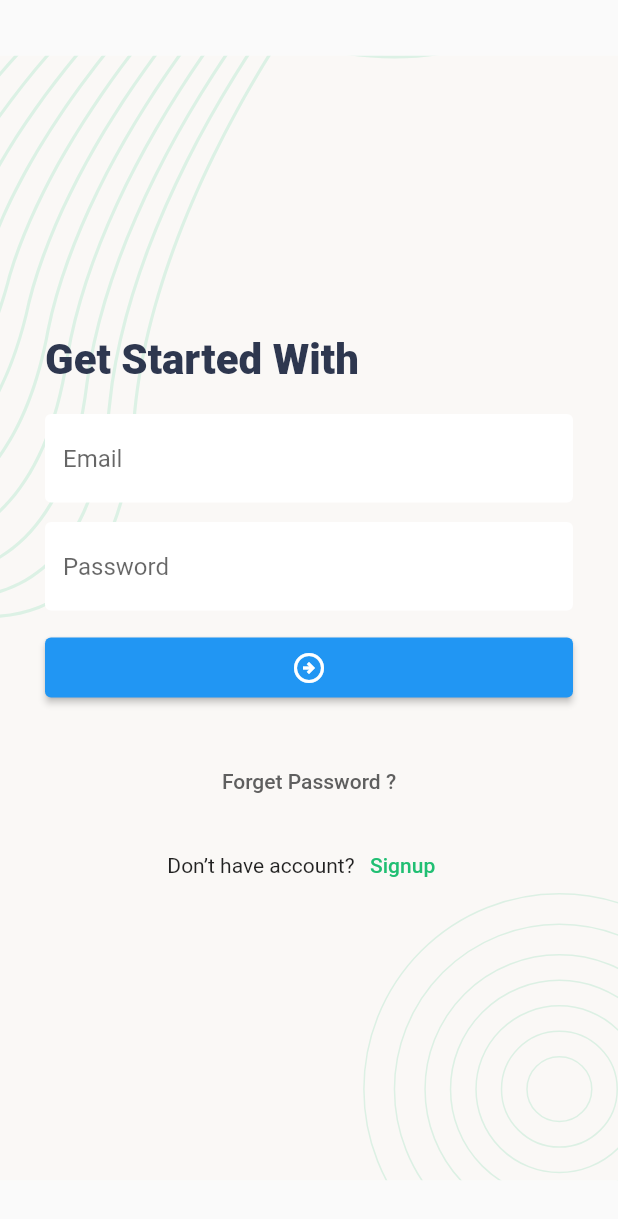
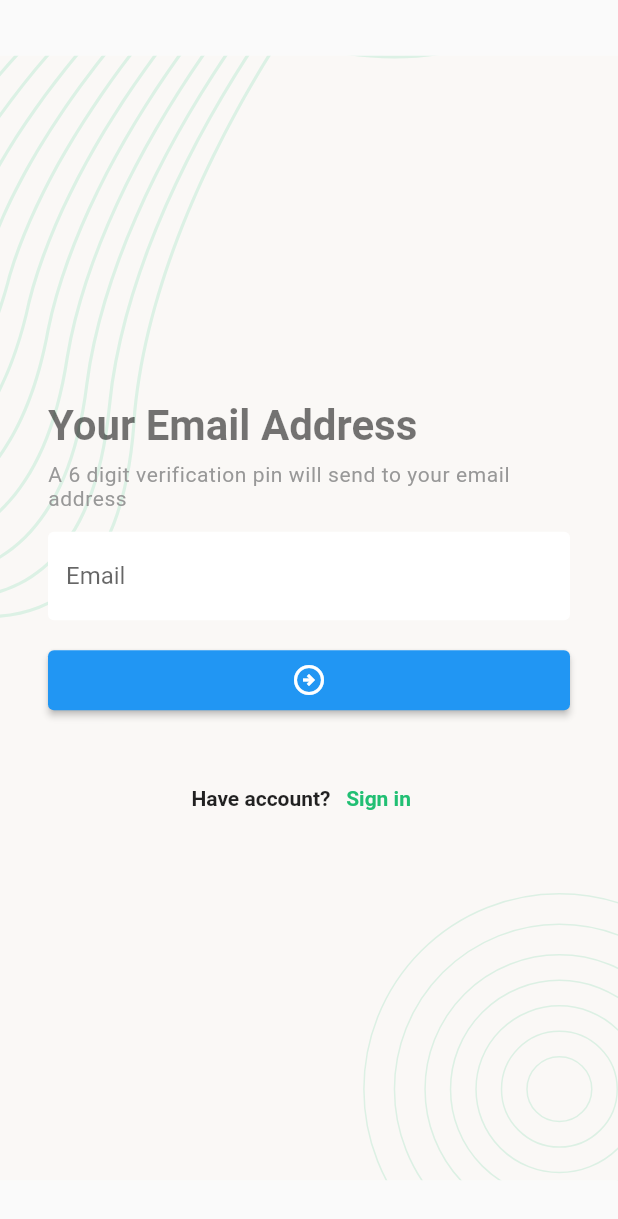
Before and after one commit to AbuRasel9/Task-Manager-2, a Flutter app: the screen it shows after launch, after a tap on "Forget Password ?", on a phone screen of 412 x 824 dp. Shown: the top 1219 px of the screen. Run offline on Flutter 3.47's test engine with Material 2 defaults, Android fonts, the phone set to English and light mode, and no system bars; our stand-ins replace flutter_svg, get.

Commit message:
forget password screen ui done

```diff
--- /dev/null
+++ b/lib/screens/forget_password_screen.dart
@@ -0,0 +1,72 @@
+import 'package:flutter/material.dart';
+import 'package:untitled1/wdgets/background_image.dart';
+import 'package:untitled1/wdgets/bottom_text.dart';
+import 'package:untitled1/wdgets/reuseable_elevated_button.dart';
+import 'package:untitled1/wdgets/text_feild_style.dart';
+import 'package:untitled1/wdgets/text_style.dart';
+
+class ForgetPasswordScreen extends StatefulWidget {
+  const ForgetPasswordScreen({super.key});
+
+  @override
+  State<ForgetPasswordScreen> createState() => _ForgetPasswordScreenState();
+}
+
+class _ForgetPasswordScreenState extends State<ForgetPasswordScreen> {
+  TextEditingController emailController = TextEditingController();
+
+  @override
+  Widget build(BuildContext context) {
+    return Scaffold(
+      body: BackgroundImage(
+          child: SafeArea(
+        child: Padding(
+          padding: const EdgeInsets.all(32.0),
+          child: Form(
+            child: Column(
+              mainAxisAlignment: MainAxisAlignment.center,
+              crossAxisAlignment: CrossAxisAlignment.start,
+              children: [
+                //heading for forget password screen
+                Text(
+                  "Your Email Address",
+                  style: titleTextStyle,
+                ),
+                const SizedBox(
+                  height: 8,
+                ),
+                Text(
+                    "A 6 digit verification pin will send to your email address",
+                    style: subtitleTextStyle),
+                const SizedBox(
+                  height: 14,
+                ),
+                TextFormField(
+                  controller: emailController,
+
+                  //textFeild decoration using reuseable widget
+                  decoration: textFeildStyle("Email"),
+                ),
+                const SizedBox(
+                  height: 20,
+                ),
+                ReuseableElevatedButton(onTap: () {}),
+                const SizedBox(
+                  height: 35,
+                ),
+                //bottom text reuseable text
+                BottomText(
+                  //signin button ontap
+                    onTap: () {Navigator.pop(context);},
+                    //button text
+                    buttonText: "Sign in",
+                    //signin button previous text
+                    firstText: "Have account?")
+              ],
+            ),
+          ),
+        ),
+      )),
+    );
+  }
+}
--- a/lib/screens/login_screen.dart
+++ b/lib/screens/login_screen.dart
@@ -1,7 +1,12 @@
 import 'package:flutter/material.dart';
 import 'package:flutter_svg/flutter_svg.dart';
-
-import '../wdget/background_image.dart';
+import 'package:get/get.dart';
+import 'package:untitled1/screens/forget_password_screen.dart';
+import 'package:untitled1/wdgets/background_image.dart';
+import 'package:untitled1/wdgets/bottom_text.dart';
+import 'package:untitled1/wdgets/reuseable_elevated_button.dart';
+import 'package:untitled1/wdgets/text_feild_style.dart';
+import 'package:untitled1/wdgets/text_style.dart';
 
 class LoginScreen extends StatefulWidget {
   const LoginScreen({super.key});
@@ -19,8 +24,8 @@ class _LoginScreenState extends State<LoginScreen> {
     return Scaffold(
       body: Stack(children: [
         //background image use in reuseable widget
-        const BackgroundImage(),
-        Padding(
+        BackgroundImage(
+          child: Padding(
             padding: const EdgeInsets.all(30.0),
             child: SafeArea(
               child: Form(
@@ -29,27 +34,17 @@ class _LoginScreenState extends State<LoginScreen> {
                   crossAxisAlignment: CrossAxisAlignment.start,
                   children: [
                     //Text
-                  const Text(
+                    Text(
                       "Get Started With",
-                    style: TextStyle(
-                      fontSize: 28,
-                      fontWeight: FontWeight.w800,
-                      color: Color.fromRGBO(46, 55, 79, 100),
-                    ),
+                      style: titleTextStyle,
                     ),
                     const SizedBox(
                       height: 20,
                     ),
                     TextFormField(
                       controller: emailController,
-                    decoration: const InputDecoration(
-                        hintText: "Email",
-                        fillColor: Colors.white,
-                        filled: true,
-                        focusedBorder: OutlineInputBorder(),
-                        border: OutlineInputBorder(
-                          borderSide: BorderSide.none,
-                        )),
+                      //text form feild style use reuseable widget
+                      decoration: textFeildStyle("Email:"),
                       validator: (String? text) {
                         return null;
                       },
@@ -60,14 +55,8 @@ class _LoginScreenState extends State<LoginScreen> {
                     TextFormField(
                       obscureText: true,
                       controller: emailController,
-                    decoration: const InputDecoration(
-                        hintText: "Password",
-                        fillColor: Colors.white,
-                        filled: true,
-                        focusedBorder: OutlineInputBorder(),
-                        border: OutlineInputBorder(
-                          borderSide: BorderSide.none,
-                        )),
+                      //text form feild style use reuseable widget
+                      decoration: textFeildStyle("Password:"),
                       validator: (String? text) {
                         return null;
                       },
@@ -76,32 +65,32 @@ class _LoginScreenState extends State<LoginScreen> {
                     const SizedBox(
                       height: 18,
                     ),
-                  SizedBox(
-                    height: 40,
-                    width: double.infinity,
-                    child: ElevatedButton(
-                      onPressed: () {},
-                      child: const Icon(
-                        Icons.arrow_circle_right_outlined,
-                        color: Colors.white,
-                      ),
-                    ),
-                  ),
+                    ReuseableElevatedButton(onTap: () {},),
                     const SizedBox(
                       height: 32,
                     ),
                     Center(
                         child: TextButton(
-                          onPressed: () {},
+                            onPressed: () {
+                              //go to forget password screen use getx for routing
+                              Get.to(ForgetPasswordScreen());
+                            },
                             child: const Text(
                               "Forget Password ?",
                               style: TextStyle(
                                   color: Color.fromRGBO(95, 95, 95, 95)),
                             ))),
-                  SizedBox(height: 8,),
-                  //bootom part
-                  BootomText(text: 'Don’t have account?', onTap: () {  }, buttonText:"Signup",)
+                    const SizedBox(
+                      height: 8,
+                    ),
+                    //bootom part use reuseable widget
+                    BottomText(
+                      onTap: () {},
+                      buttonText: "Signup",
+                      firstText: 'Don’t have account?',
+                    )
                   ],
+                ),
               ),
             ),
           ),
@@ -110,33 +99,3 @@ class _LoginScreenState extends State<LoginScreen> {
     );
   }
 }
-
-
-class BootomText extends StatelessWidget {
-  final String text;
-  final VoidCallback onTap;
-  final String buttonText;
-  const BootomText({
-
-    super.key, required this.text, required this.onTap, required this.buttonText,
-  });
-
-  @override
-  Widget build(BuildContext context) {
-    return Row(
-      mainAxisAlignment: MainAxisAlignment.center,
-      children: [
-        //text
-         Text(text),
-        TextButton(
-            onPressed:onTap,
-            child:  Text(
-              buttonText,
-              style: TextStyle(
-                  color: Color.fromRGBO(
-                      33, 191, 115, 100)),
-            ))
-      ],
-    );
-  }
-}
--- a/lib/screens/splash_screen.dart
+++ b/lib/screens/splash_screen.dart
@@ -4,6 +4,7 @@ import 'package:flutter/material.dart';
 import 'package:flutter_svg/flutter_svg.dart';
 import 'package:get/get.dart';
 import 'package:untitled1/screens/login_screen.dart';
+import 'package:untitled1/wdgets/background_image.dart';
 
 class SplashScreen extends StatefulWidget {
   const SplashScreen({super.key});
@@ -24,28 +25,17 @@ class _SplashScreenState extends State<SplashScreen> {
 
   goToLoginScreen() {
     //first shwo splash screen wait 3 second then go to login page
-    Future.delayed(Duration(seconds: 3))
-        .then((value){
-          Navigator.pushAndRemoveUntil(context, MaterialPageRoute(builder: (contex)=>LoginScreen()), (route) => false);
-        });
+    Future.delayed(const Duration(seconds: 3)).then((value) {
+      Navigator.pushAndRemoveUntil(
+          context,
+          MaterialPageRoute(builder: (contex) => const LoginScreen()),
+          (route) => false);
+    });
   }
 
   @override
   Widget build(BuildContext context) {
     return Scaffold(
-        body: Stack(
-      //stack use for background image er opor logo bosanor jonno
-      //stack use korle image er moddhe image/lekha newa jai
-      children: [
-        //background image
-        SvgPicture.asset(
-          "image/background.svg",
-          height: MediaQuery.of(context).size.height,
-          width: MediaQuery.of(context).size.width,
-        ),
-        //logo image
-        Center(child: SvgPicture.asset("image/logo.svg"))
-      ],
-    ));
+        body: BackgroundImage(child: Center(child: SvgPicture.asset("image/logo.svg"))));
   }
 }
--- a/lib/wdget/background_image.dart
+++ b/lib/wdgets/background_image.dart
@@ -2,15 +2,32 @@ import 'package:flutter/material.dart';
 import 'package:flutter_svg/svg.dart';
 class BackgroundImage extends StatelessWidget {
   const BackgroundImage({
-    super.key,
+    super.key, required this.child,
   });
+  final Widget child;
 
   @override
   Widget build(BuildContext context) {
-    return SvgPicture.asset(
+
+
+    return Stack(
+
+
+      //stack use for background image er opor logo bosanor jonno
+      //stack use korle image er moddhe image/lekha newa jai
+      children: [
+      SvgPicture.asset(
       "image/background.svg",
       width: MediaQuery.of(context).size.width,
       height: MediaQuery.of(context).size.height,
+    ),
+        //background image reuseable widget
+
+        //logo image
+        child
+
+      ],
     );
+
   }
 }
--- /dev/null
+++ b/lib/wdgets/bottom_text.dart
@@ -0,0 +1,41 @@
+import 'package:flutter/material.dart';
+
+class BottomText extends StatelessWidget {
+  //fist text is previous text in button text
+  final String firstText;
+
+  //onTap is button ontap function
+  final VoidCallback onTap;
+
+  //button text is button text
+  final String buttonText;
+
+  const BottomText({
+    super.key,
+    required this.onTap,
+    required this.buttonText,
+    required this.firstText,
+  });
+
+  @override
+  Widget build(BuildContext context) {
+    return Row(
+      mainAxisAlignment: MainAxisAlignment.center,
+      children: [
+        //text
+        Text(
+          firstText,
+          style: TextStyle(fontWeight: FontWeight.w700),
+        ),
+        TextButton(
+            onPressed: onTap,
+            child: Text(
+              buttonText,
+              style: const TextStyle(
+                  color: Color.fromRGBO(33, 191, 115, 100),
+                  fontWeight: FontWeight.w700),
+            ))
+      ],
+    );
+  }
+}
--- /dev/null
+++ b/lib/wdgets/reuseable_elevated_button.dart
@@ -0,0 +1,23 @@
+import 'package:flutter/material.dart';
+class ReuseableElevatedButton extends StatelessWidget {
+
+  const ReuseableElevatedButton({
+    super.key, required this.onTap,
+  });
+  final VoidCallback onTap;
+
+  @override
+  Widget build(BuildContext context) {
+    return SizedBox(
+      height: 40,
+      width: double.infinity,
+      child: ElevatedButton(
+        onPressed: onTap,
+        child: const Icon(
+          Icons.arrow_circle_right_outlined,
+          color: Colors.white,
+        ),
+      ),
+    );
+  }
+}
--- /dev/null
+++ b/lib/wdgets/text_feild_style.dart
@@ -0,0 +1,12 @@
+import 'package:flutter/material.dart';
+//TextForm Feild style
+InputDecoration textFeildStyle(String hintText) {
+  return InputDecoration(
+      hintText: hintText,
+      fillColor: Colors.white,
+      filled: true,
+      focusedBorder: OutlineInputBorder(),
+      border: OutlineInputBorder(
+        borderSide: BorderSide.none,
+      ));
+}
--- /dev/null
+++ b/lib/wdgets/text_style.dart
@@ -0,0 +1,11 @@
+import 'package:flutter/material.dart';
+TextStyle titleTextStyle =  const TextStyle(
+  fontSize: 28,
+  fontWeight: FontWeight.bold,
+  color: Colors.black54,
+);
+
+TextStyle subtitleTextStyle=const TextStyle(
+  fontSize: 14,color: Color.fromRGBO(152, 152, 152, 100),
+  letterSpacing: 0.4,
+);
```
Also changed, not shown: lib/wdgets/text_color.dart (renamed from lib/wdget/text_color.dart). Lines whose indentation alone changed are shown as unchanged.
